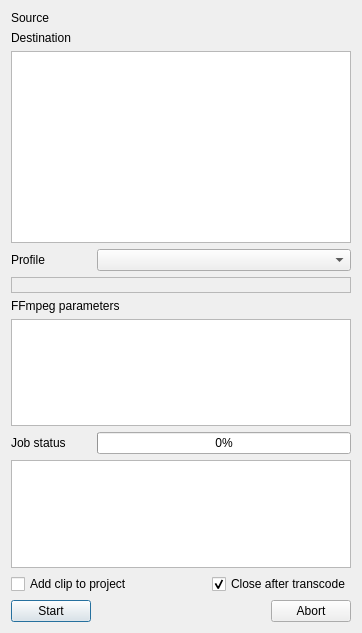
Qt form src/ui/cliptranscode_ui.ui (KDE/kdenlive) before a commit.
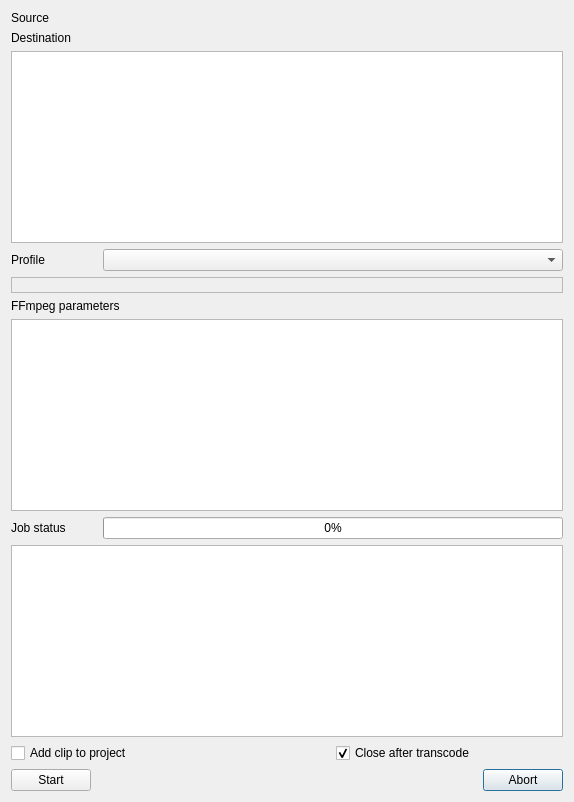
The same form after that commit. Custom widgets are drawn as their Qt base class.

Commit message: Fix clip transcode incorrect label BUG: 407808

Patch:
```diff
--- a/src/ui/cliptranscode_ui.ui
+++ b/src/ui/cliptranscode_ui.ui
@@ -6,93 +6,15 @@
    <rect>
     <x>0</x>
     <y>0</y>
-    <width>362</width>
-    <height>633</height>
+    <width>574</width>
+    <height>802</height>
    </rect>
   </property>
   <property name="windowTitle">
    <string>Dialog</string>
   </property>
   <layout class="QGridLayout" name="gridLayout">
-   <item row="0" column="0">
-    <widget class="QLabel" name="label_source">
-     <property name="text">
-      <string>Source</string>
-     </property>
-    </widget>
-   </item>
-   <item row="0" column="1" colspan="2">
-    <widget class="KUrlRequester" name="source_url"/>
-   </item>
-   <item row="1" column="0">
-    <widget class="QLabel" name="label_dest">
-     <property name="text">
-      <string>Destination</string>
-     </property>
-    </widget>
-   </item>
-   <item row="1" column="1" colspan="2">
-    <widget class="KUrlRequester" name="dest_url"/>
-   </item>
-   <item row="5" column="0" colspan="3">
-    <widget class="QLabel" name="ffmpeg_label">
-     <property name="text">
-      <string>FFmpeg parameters</string>
-     </property>
-    </widget>
-   </item>
-   <item row="9" column="0" colspan="2">
-    <widget class="QCheckBox" name="auto_add">
-     <property name="text">
-      <string>Add clip to project</string>
-     </property>
-    </widget>
-   </item>
-   <item row="7" column="0">
-    <widget class="QLabel" name="label_4">
-     <property name="text">
-      <string>Job status</string>
-     </property>
-    </widget>
-   </item>
-   <item row="11" column="0">
-    <widget class="QPushButton" name="button_start">
-     <property name="text">
-      <string comment="@action:button start transcode">Start</string>
-     </property>
-    </widget>
-   </item>
-   <item row="3" column="0">
-    <widget class="QLabel" name="label_profile">
-     <property name="text">
-      <string>Profile</string>
-     </property>
-    </widget>
-   </item>
-   <item row="3" column="1" colspan="2">
-    <widget class="KComboBox" name="profile_list"/>
-   </item>
    <item row="11" column="2">
-    <widget class="QDialogButtonBox" name="buttonBox">
-     <property name="orientation">
-      <enum>Qt::Horizontal</enum>
-     </property>
-     <property name="standardButtons">
-      <set>QDialogButtonBox::Abort</set>
-     </property>
-    </widget>
-   </item>
-   <item row="9" column="2">
-    <widget class="QCheckBox" name="auto_close">
-     <property name="text">
-      <string>Close after transcode</string>
-     </property>
-     <property name="checked">
-      <bool>true</bool>
-     </property>
-    </widget>
-   </item>
-   <item row="11" column="1">
     <spacer name="horizontalSpacer">
      <property name="orientation">
       <enum>Qt::Horizontal</enum>
@@ -105,24 +27,34 @@
      </property>
     </spacer>
    </item>
-   <item row="7" column="1" colspan="2">
+   <item row="7" column="2" colspan="2">
     <widget class="QProgressBar" name="job_progress">
      <property name="value">
       <number>0</number>
      </property>
     </widget>
    </item>
-   <item row="4" column="0" colspan="3">
-    <widget class="QLabel" name="transcode_info">
-     <property name="frameShape">
-      <enum>QFrame::StyledPanel</enum>
+   <item row="3" column="2" colspan="2">
+    <widget class="KComboBox" name="profile_list"/>
+   </item>
+   <item row="11" column="3">
+    <widget class="QDialogButtonBox" name="buttonBox">
+     <property name="orientation">
+      <enum>Qt::Horizontal</enum>
      </property>
-     <property name="frameShadow">
-      <enum>QFrame::Raised</enum>
+     <property name="standardButtons">
+      <set>QDialogButtonBox::Abort</set>
      </property>
     </widget>
    </item>
-   <item row="2" column="0" colspan="3">
+   <item row="5" column="0" colspan="4">
+    <widget class="QLabel" name="ffmpeg_label">
+     <property name="text">
+      <string>FFmpeg parameters</string>
+     </property>
+    </widget>
+   </item>
+   <item row="2" column="0" colspan="4">
     <widget class="QListWidget" name="urls_list">
      <property name="sizePolicy">
       <sizepolicy hsizetype="Expanding" vsizetype="MinimumExpanding">
@@ -135,7 +67,24 @@
      </property>
     </widget>
    </item>
-   <item row="8" column="0" colspan="3">
+   <item row="7" column="0">
+    <widget class="QLabel" name="label_4">
+     <property name="text">
+      <string>Job status</string>
+     </property>
+    </widget>
+   </item>
+   <item row="0" column="1" colspan="3">
+    <widget class="KUrlRequester" name="source_url"/>
+   </item>
+   <item row="1" column="0">
+    <widget class="QLabel" name="label_dest">
+     <property name="text">
+      <string>Destination</string>
+     </property>
+    </widget>
+   </item>
+   <item row="8" column="0" colspan="4">
     <widget class="QTextEdit" name="log_text">
      <property name="sizePolicy">
       <sizepolicy hsizetype="Expanding" vsizetype="Maximum">
@@ -148,7 +97,14 @@
      </property>
     </widget>
    </item>
-   <item row="6" column="0" colspan="3">
+   <item row="0" column="0">
+    <widget class="QLabel" name="label_source">
+     <property name="text">
+      <string>Source</string>
+     </property>
+    </widget>
+   </item>
+   <item row="6" column="0" colspan="4">
     <widget class="QPlainTextEdit" name="ffmpeg_params">
      <property name="sizePolicy">
       <sizepolicy hsizetype="Expanding" vsizetype="Maximum">
@@ -161,6 +117,50 @@
      </property>
     </widget>
    </item>
+   <item row="9" column="3">
+    <widget class="QCheckBox" name="auto_close">
+     <property name="text">
+      <string>Close after transcode</string>
+     </property>
+     <property name="checked">
+      <bool>true</bool>
+     </property>
+    </widget>
+   </item>
+   <item row="4" column="0" colspan="4">
+    <widget class="QLabel" name="transcode_info">
+     <property name="frameShape">
+      <enum>QFrame::StyledPanel</enum>
+     </property>
+     <property name="frameShadow">
+      <enum>QFrame::Raised</enum>
+     </property>
+    </widget>
+   </item>
+   <item row="11" column="0">
+    <widget class="QPushButton" name="button_start">
+     <property name="text">
+      <string comment="@action:button start transcode">Start</string>
+     </property>
+    </widget>
+   </item>
+   <item row="3" column="0">
+    <widget class="QLabel" name="label_profile">
+     <property name="text">
+      <string>Profile</string>
+     </property>
+    </widget>
+   </item>
+   <item row="9" column="0" colspan="3">
+    <widget class="QCheckBox" name="auto_add">
+     <property name="text">
+      <string>Add clip to project</string>
+     </property>
+    </widget>
+   </item>
+   <item row="1" column="1" colspan="3">
+    <widget class="KUrlRequester" name="dest_url"/>
+   </item>
   </layout>
  </widget>
  <customwidgets>
@@ -171,7 +171,7 @@
   </customwidget>
   <customwidget>
    <class>KUrlRequester</class>
-   <extends>QFrame</extends>
+   <extends>QWidget</extends>
    <header>kurlrequester.h</header>
    <container>1</container>
   </customwidget>
```
The commit also changes 2 other files.
